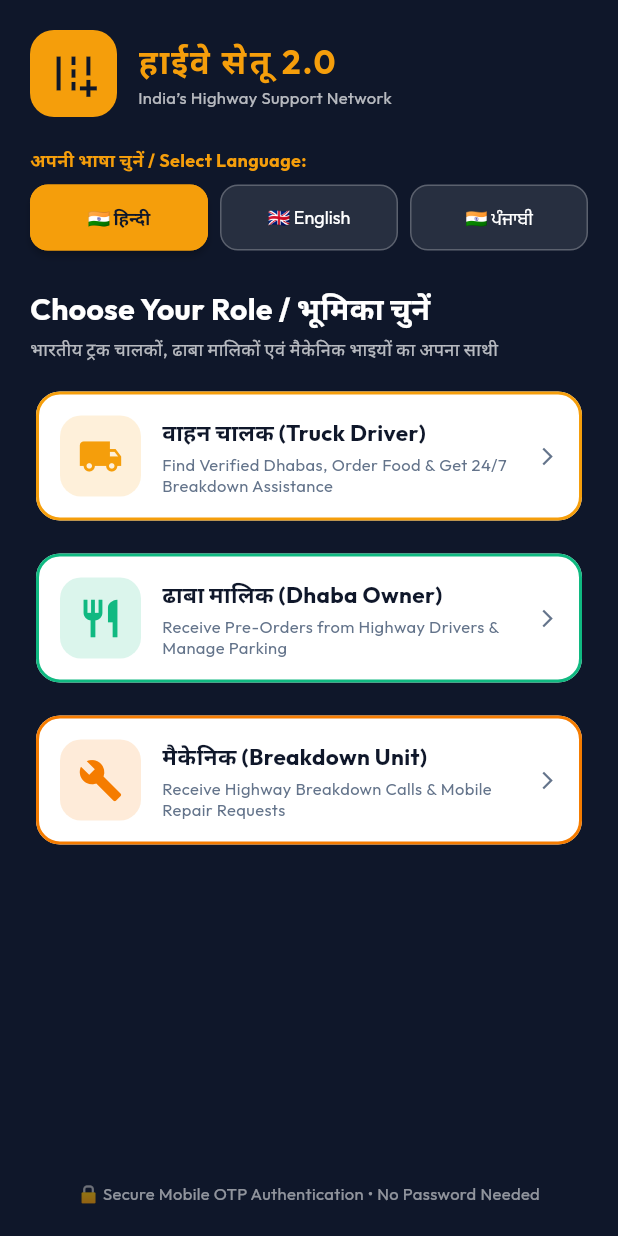
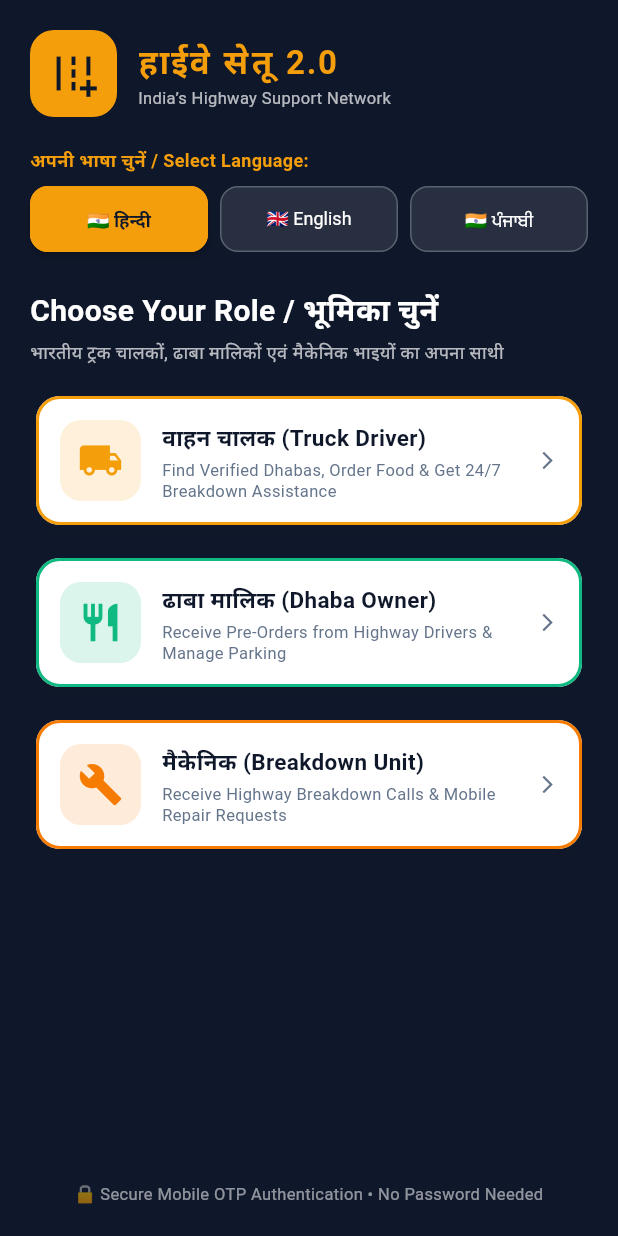
Before and after one commit to Aarav5005/highways24-flutter, a Flutter app: the screen it shows after launch, after a tap on "🇮🇳 हिन्दी", on a phone screen of 412 x 824 dp. Run offline on Flutter 3.47's test engine with Material 3 defaults, Android fonts, the light colour scheme and no system bars; our stand-ins replace dio, flutter_riverpod, flutter_secure_storage, geolocator, go_router, google_maps_flutter; network calls fail.

Commit message:
fix(v2): resolve post-login blank white screen by removing network font & image blockers

```diff
--- a/lib/core/theme/app_theme.dart
+++ b/lib/core/theme/app_theme.dart
@@ -1,5 +1,4 @@
 import 'package:flutter/material.dart';
-import 'package:google_fonts/google_fonts.dart';
 
 class AppSpacing {
   static const double xs = 4.0;
@@ -48,26 +47,26 @@ class AppTheme {
         surface: surfaceWhite,
       ),
       scaffoldBackgroundColor: backgroundLight,
-      textTheme: GoogleFonts.outfitTextTheme().apply(
+      textTheme: const TextTheme().apply(
         bodyColor: textPrimary,
         displayColor: textPrimary,
       ),
-      appBarTheme: AppBarTheme(
+      appBarTheme: const AppBarTheme(
         backgroundColor: primaryDark,
         foregroundColor: Colors.white,
         elevation: 0,
         centerTitle: false,
-        titleTextStyle: GoogleFonts.outfit(
+        titleTextStyle: TextStyle(
           color: Colors.white,
           fontSize: 20,
           fontWeight: FontWeight.bold,
         ),
       ),
-      cardTheme: CardThemeData(
+      cardTheme: const CardThemeData(
         color: surfaceWhite,
         elevation: 2,
-        shadowColor: Colors.black.withValues(alpha: 0.08),
-        shape: const RoundedRectangleBorder(
+        shadowColor: Colors.black12,
+        shape: RoundedRectangleBorder(
           borderRadius: AppRadius.largeRadius,
           side: BorderSide(color: borderGrey, width: 1),
         ),
@@ -81,7 +80,7 @@ class AppTheme {
           shape: const RoundedRectangleBorder(
             borderRadius: AppRadius.mediumRadius,
           ),
-          textStyle: GoogleFonts.outfit(
+          textStyle: const TextStyle(
             fontSize: 15,
             fontWeight: FontWeight.bold,
           ),
@@ -95,40 +94,40 @@ class AppTheme {
           shape: const RoundedRectangleBorder(
             borderRadius: AppRadius.mediumRadius,
           ),
-          textStyle: GoogleFonts.outfit(
+          textStyle: const TextStyle(
             fontSize: 14,
             fontWeight: FontWeight.bold,
           ),
         ),
       ),
-      inputDecorationTheme: InputDecorationTheme(
+      inputDecorationTheme: const InputDecorationTheme(
         filled: true,
         fillColor: surfaceWhite,
-        contentPadding: const EdgeInsets.symmetric(horizontal: 16, vertical: 14),
-        border: const OutlineInputBorder(
+        contentPadding: EdgeInsets.symmetric(horizontal: 16, vertical: 14),
+        border: OutlineInputBorder(
           borderRadius: AppRadius.mediumRadius,
           borderSide: BorderSide(color: borderGrey),
         ),
-        enabledBorder: const OutlineInputBorder(
+        enabledBorder: OutlineInputBorder(
           borderRadius: AppRadius.mediumRadius,
           borderSide: BorderSide(color: borderGrey),
         ),
-        focusedBorder: const OutlineInputBorder(
+        focusedBorder: OutlineInputBorder(
           borderRadius: AppRadius.mediumRadius,
           borderSide: BorderSide(color: accentGold, width: 2),
         ),
-        labelStyle: GoogleFonts.outfit(color: textSecondary, fontSize: 14),
+        labelStyle: TextStyle(color: textSecondary, fontSize: 14),
       ),
-      chipTheme: ChipThemeData(
+      chipTheme: const ChipThemeData(
         backgroundColor: surfaceWhite,
         selectedColor: accentGold,
         secondarySelectedColor: emeraldGreen,
-        padding: const EdgeInsets.symmetric(horizontal: 10, vertical: 6),
-        shape: const RoundedRectangleBorder(
+        padding: EdgeInsets.symmetric(horizontal: 10, vertical: 6),
+        shape: RoundedRectangleBorder(
           borderRadius: AppRadius.pillRadius,
           side: BorderSide(color: borderGrey),
         ),
-        labelStyle: GoogleFonts.outfit(fontSize: 12, fontWeight: FontWeight.bold, color: textPrimary),
+        labelStyle: TextStyle(fontSize: 12, fontWeight: FontWeight.bold, color: textPrimary),
       ),
       dialogTheme: const DialogThemeData(
         backgroundColor: surfaceWhite,
--- a/lib/core/widgets/dhaba_card.dart
+++ b/lib/core/widgets/dhaba_card.dart
@@ -46,13 +46,7 @@ class DhabaCard extends StatelessWidget {
               child: Stack(
                 fit: StackFit.expand,
                 children: [
-                  dhaba.imageUrl.isEmpty
-                      ? _buildBrandedPlaceholder()
-                      : Image.network(
-                          dhaba.imageUrl,
-                          fit: BoxFit.cover,
-                          errorBuilder: (ctx, err, stack) => _buildBrandedPlaceholder(),
-                        ),
+                  _buildBrandedPlaceholder(),
                   Positioned(
                     top: 8,
                     right: 8,
```
